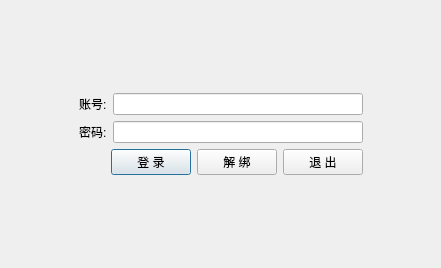
decenfrontier/PyNetAuth, file ui/wnd_client_login.ui: the form before one commit.
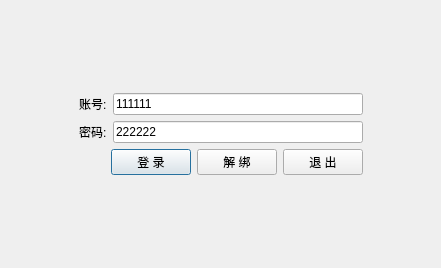
The form after the commit. The open tabs and pages were chosen to show the change.

Diff of the .ui file:
```diff
--- a/ui/wnd_client_login.ui
+++ b/ui/wnd_client_login.ui
@@ -82,7 +82,11 @@
           <item row="0" column="0" colspan="4">
            <layout class="QGridLayout" name="gridLayout_2">
             <item row="0" column="1">
-             <widget class="QLineEdit" name="edt_login_account"/>
+             <widget class="QLineEdit" name="edt_login_account">
+              <property name="text">
+               <string>111111</string>
+              </property>
+             </widget>
             </item>
             <item row="1" column="0">
              <widget class="QLabel" name="label_2">
@@ -95,7 +99,11 @@
              </widget>
             </item>
             <item row="1" column="1">
-             <widget class="QLineEdit" name="edt_login_pwd"/>
+             <widget class="QLineEdit" name="edt_login_pwd">
+              <property name="text">
+               <string>222222</string>
+              </property>
+             </widget>
             </item>
             <item row="0" column="0">
              <widget class="QLabel" name="label">
```
Left out of the diff: 2 changed lines with no effect on the pictures.
